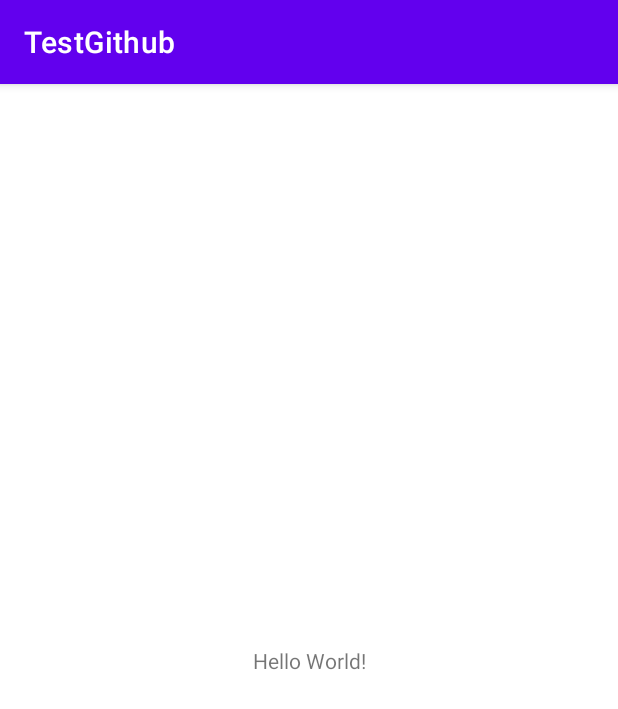
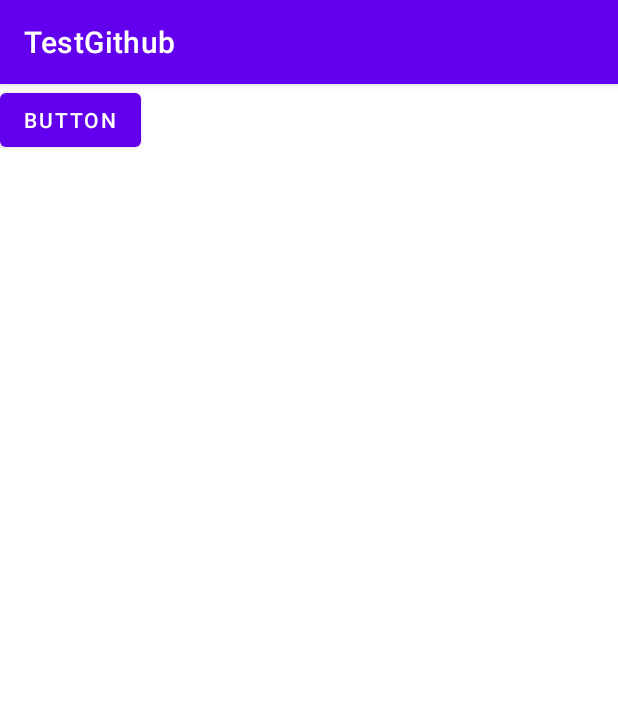
Before and after one commit to Apps50/TestGithub, an Android app: the screen it shows after launch (MainActivity), on a phone screen of 412 x 824 dp. Shown: the top 709 px of the screen. Run offline under Robolectric (Android 15) with nearby library versions, the phone set to English and light mode, and no system bars.

Commit message:
added a button

```diff
--- a/app/src/main/res/layout/activity_main.xml
+++ b/app/src/main/res/layout/activity_main.xml
@@ -6,13 +6,12 @@
     android:layout_height="match_parent"
     tools:context=".MainActivity">
 
-    <TextView
+
+    <Button
+        android:id="@+id/button"
         android:layout_width="wrap_content"
         android:layout_height="wrap_content"
-        android:text="Hello World!"
-        app:layout_constraintBottom_toBottomOf="parent"
-        app:layout_constraintLeft_toLeftOf="parent"
-        app:layout_constraintRight_toRightOf="parent"
-        app:layout_constraintTop_toTopOf="parent" />
-
+        android:text="Button"
+        tools:layout_editor_absoluteX="170dp"
+        tools:layout_editor_absoluteY="357dp" />
 </androidx.constraintlayout.widget.ConstraintLayout>
```
